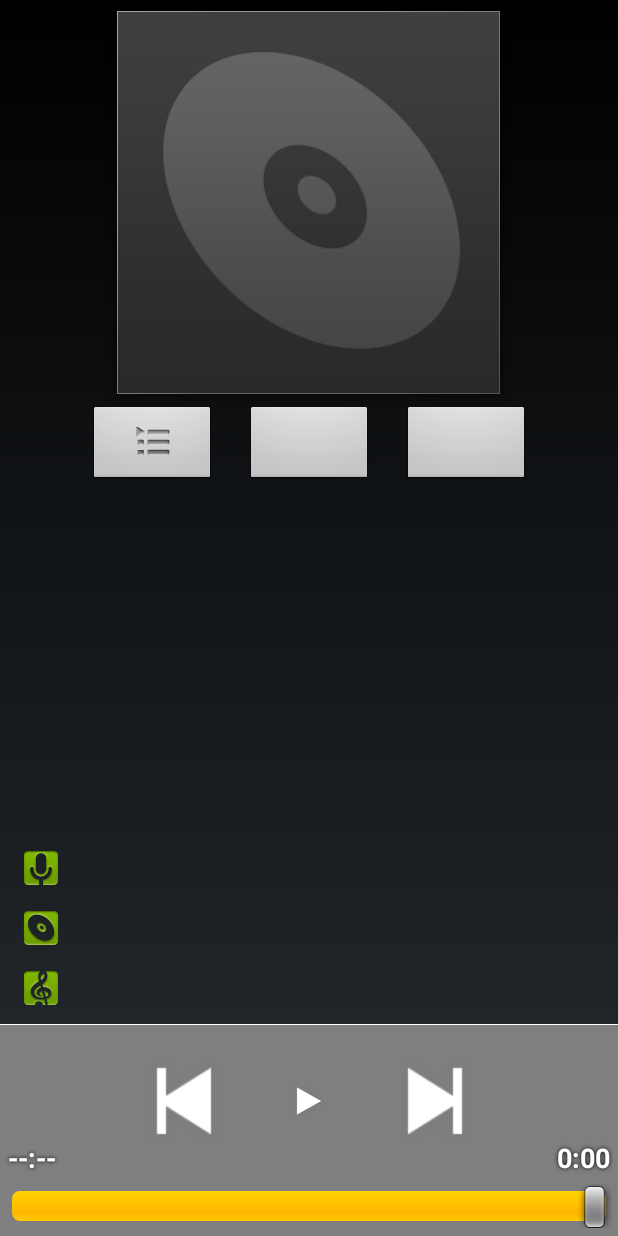
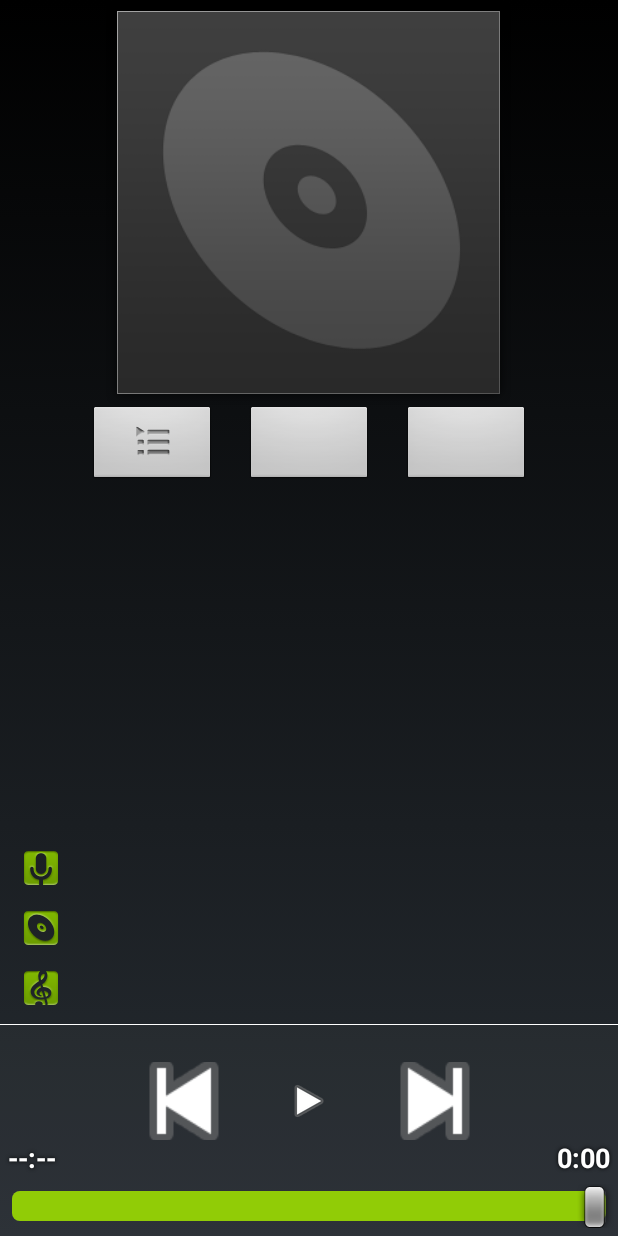
Before and after one commit to hvdwolf/aosp-music, an Android app: the MediaPlaybackActivity screen opened directly, with no data from a screen before it, on a phone screen of 412 x 824 dp. Run offline under Robolectric (Android 15) with nearby library versions, the phone set to English and light mode, and no system bars; 19 statements that could not run were skipped.

Commit message:
joying background for most screens

```diff
--- a/app/src/main/java/com/android/music/MediaPlaybackActivity.java
+++ b/app/src/main/java/com/android/music/MediaPlaybackActivity.java
@@ -107,6 +107,7 @@ public class MediaPlaybackActivity extends Activity
         mArtistName = (TextView) findViewById(R.id.artistname);
         mAlbumName = (TextView) findViewById(R.id.albumname);
         mTrackName = (TextView) findViewById(R.id.trackname);
+
 
         View v = (View) mArtistName.getParent();
         v.setOnTouchListener(this);
--- a/app/src/main/res/layout-land/audio_player.xml
+++ b/app/src/main/res/layout-land/audio_player.xml
@@ -14,14 +14,15 @@
      limitations under the License.
 -->
 
-<LinearLayout xmlns:android="http://schemas.android.com/apk/res/android"
+<LinearLayout xmlns:android="http://schemas.android.com/apk/res/android" xmlns:tools="http://schemas.android.com/tools"
     android:layout_width="match_parent"
     android:layout_height="match_parent"
+    android:background="@drawable/bk_player"
     android:orientation="vertical">
-
 
     <!-- This is the LinearLayout that contains the album art, function buttons and album/artist/track info -->
     <LinearLayout
+        android:background="@drawable/playlist_tile"
         android:layout_width="match_parent"
         android:layout_height="0dip"
         android:layout_weight="1"
@@ -30,8 +31,9 @@
         <ImageView
             android:id="@+id/album"
             android:background="@drawable/album_border_large"
-            android:layout_width="360dip"
-            android:layout_height="360dip"
+            tools:ignore="ContentDescription"
+            android:layout_width="360dp"
+            android:layout_height="360dp"
             android:layout_marginLeft="12dip"
             android:layout_marginRight="15dip"
             android:layout_marginTop="12dip" />
@@ -51,17 +53,20 @@
 
                <ImageButton android:id="@+id/curplaylist"
                     android:src="@drawable/ic_mp_current_playlist_btn"
+                   tools:ignore="ContentDescription"
                     android:layout_width="82dip"
                     android:layout_height="45dip"
                     android:layout_marginRight="8dip"
                     android:nextFocusLeft="@id/curplaylist" />
 
                <ImageButton android:id="@+id/shuffle"
+                   tools:ignore="ContentDescription"
                     android:layout_width="82dip"
                     android:layout_height="45dip"
                     android:layout_marginRight="8dip" />
 
                <ImageButton android:id="@+id/repeat"
+                   tools:ignore="ContentDescription"
                     android:layout_width="82dip"
                     android:layout_height="45dip" />
 
@@ -78,6 +83,7 @@
                 <ImageView
                     android:layout_width="wrap_content"
                     android:layout_height="wrap_content"
+                    tools:ignore="ContentDescription"
                     android:layout_marginRight="4dip"
                     android:src="@drawable/ic_mp_artist_playback" />
 
@@ -104,6 +110,7 @@
                     android:layout_width="wrap_content"
                     android:layout_height="wrap_content"
                     android:layout_marginRight="4dip"
+                    tools:ignore="ContentDescription"
                     android:src="@drawable/ic_mp_album_playback" />
 
                 <TextView android:id="@+id/albumname"
@@ -128,6 +135,7 @@
                 <ImageView
                     android:layout_width="wrap_content"
                     android:layout_height="wrap_content"
+                    tools:ignore="ContentDescription"
                     android:layout_marginRight="4dip"
                     android:src="@drawable/ic_mp_song_playback" />
 
--- a/app/src/main/res/layout-land/media_picker_activity.xml
+++ b/app/src/main/res/layout-land/media_picker_activity.xml
@@ -17,6 +17,7 @@
 <LinearLayout xmlns:android="http://schemas.android.com/apk/res/android"
     android:layout_width="match_parent"
     android:layout_height="match_parent"
+    android:background="@drawable/bk_player"
     android:orientation="vertical"
     android:gravity="center_vertical" >
 
--- a/app/src/main/res/layout-land/media_picker_activity_expanding.xml
+++ b/app/src/main/res/layout-land/media_picker_activity_expanding.xml
@@ -17,6 +17,7 @@
 <LinearLayout xmlns:android="http://schemas.android.com/apk/res/android"
     android:layout_width="match_parent"
     android:layout_height="match_parent"
+    android:background="@drawable/bk_player"
     android:orientation="vertical"
     android:gravity="center_vertical" >
 
--- a/app/src/main/res/layout/audio_player.xml
+++ b/app/src/main/res/layout/audio_player.xml
@@ -18,6 +18,11 @@
     android:layout_width="match_parent"
     android:layout_height="match_parent"
     android:orientation="vertical">
+
+<!--    <View android:id="@+id/statusbg" android:layout_width="match_parent" android:layout_height="25dp" android:layout_alignParentTop="true"/>
+    <View android:id="@+id/navbarbg" android:layout_width="match_parent" android:layout_height="48dp" android:layout_alignParentBottom="true"/>
+-->
+
 
     <LinearLayout
         android:layout_width="match_parent"
--- a/app/src/main/res/layout/audio_player_common.xml
+++ b/app/src/main/res/layout/audio_player_common.xml
@@ -16,6 +16,9 @@
 
 <merge xmlns:android="http://schemas.android.com/apk/res/android">
 
+<!--    <LinearLayout android:gravity="center" android:orientation="horizontal" android:id="@+id/altlayout" android:layout_width="match_parent" android:layout_height="wrap_content" android:layout_above="@+id/navbarbg">
+-->
+
     <View
         android:layout_width="match_parent"
         android:layout_height="1px"
@@ -24,10 +27,18 @@
     <LinearLayout
         android:layout_width="match_parent"
         android:layout_height="wrap_content"
-        android:background="#ff7f7f7f"
+        android:background="#107f7f7f"
         android:paddingTop="1dip"
         android:paddingBottom="4dip"
         android:orientation="horizontal">
+
+        <!-- icon is used for albumart, the grabber in edit playlist mode, and the playlist icon in the list of playlists -->
+        <ImageView android:id="@+id/icon"
+            android:layout_alignParentLeft="true"
+            android:layout_alignParentTop="true"
+            android:layout_alignParentBottom="true"
+            android:layout_width="wrap_content"
+            android:layout_height="wrap_content"/>
 
         <TextView android:id="@+id/currenttime"
             android:textAppearance="?android:attr/textAppearanceMedium"
@@ -88,8 +99,10 @@
     </LinearLayout>
 
     <SeekBar android:id="@android:id/progress"
-        android:background="#ff7f7f7f"
+        android:background="#107f7f7f"
         style="?android:attr/progressBarStyleHorizontal"
+        android:progressBackgroundTint="#407f7f7f"
+        android:progressTint="@color/progressbargreen"
         android:layout_width="match_parent"
         android:layout_height="36dip"
         android:paddingLeft="8dip"
--- a/app/src/main/res/layout/music_picker.xml
+++ b/app/src/main/res/layout/music_picker.xml
@@ -17,6 +17,7 @@
 
 <LinearLayout xmlns:android="http://schemas.android.com/apk/res/android"
         android:orientation="vertical"
+        android:background="@drawable/bk_player"
         android:layout_width="match_parent"
         android:layout_height="match_parent">
 
--- a/app/src/main/res/layout/query_activity.xml
+++ b/app/src/main/res/layout/query_activity.xml
@@ -15,6 +15,7 @@
 -->
 
 <LinearLayout xmlns:android="http://schemas.android.com/apk/res/android"
+    android:background="@drawable/bk_player"
     android:layout_width="match_parent"
     android:layout_height="match_parent"
     android:orientation="vertical"
--- a/app/src/main/res/layout/track_list_item_group.xml
+++ b/app/src/main/res/layout/track_list_item_group.xml
@@ -16,6 +16,7 @@
 ** limitations under the License.
 */
 -->
+<!-- View that shows the grouped artists tracks/albums under artist tab-->
 <RelativeLayout xmlns:android="http://schemas.android.com/apk/res/android"
     android:layout_width="match_parent"
     android:layout_height="64dip"
--- a/app/src/main/res/values/colors.xml
+++ b/app/src/main/res/values/colors.xml
@@ -18,5 +18,6 @@
     <color name="appwidget_text">#ffffffff</color>
 
     <color name="transparent">#00000000</color>
+    <color name="progressbargreen">#ff91cc06</color>
 
 </resources>
```
Also changed, not shown: app/src/main/res/layout-land/buttonbar.xml (+7 -6 lines), app/src/main/res/layout/album_appwidget.xml (+13 -4 lines).
